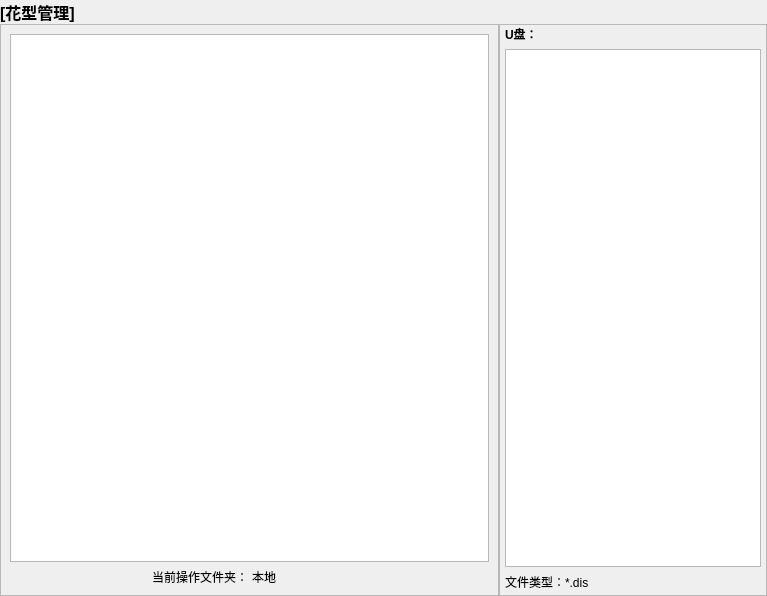
Above: frm/Frm_patternManage.ui from lvxiaowei/linux_lcCode before the change. Below: the same form after it.
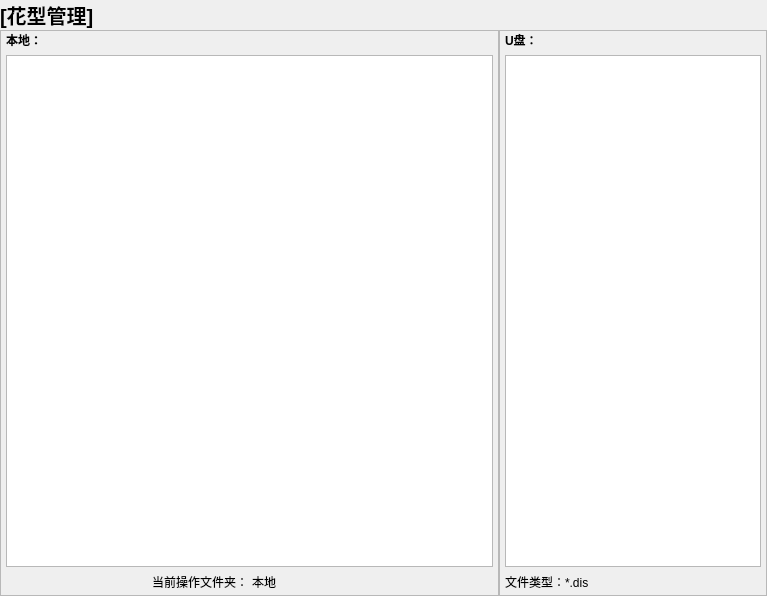
That is the form after the change.

Patch:
```diff
--- a/frm/Frm_patternManage.ui
+++ b/frm/Frm_patternManage.ui
@@ -36,7 +36,7 @@
     <widget class="QLabel" name="m_title">
      <property name="font">
       <font>
-       <pointsize>12</pointsize>
+       <pointsize>15</pointsize>
        <weight>75</weight>
        <bold>true</bold>
       </font>
@@ -76,8 +76,20 @@
          <property name="frameShadow">
           <enum>QFrame::Raised</enum>
          </property>
-         <layout class="QGridLayout" name="gridLayout_10" rowstretch="0,0">
-          <item row="0" column="0">
+         <layout class="QGridLayout" name="gridLayout_10" rowstretch="0,0,0">
+          <property name="leftMargin">
+           <number>5</number>
+          </property>
+          <property name="topMargin">
+           <number>0</number>
+          </property>
+          <property name="rightMargin">
+           <number>5</number>
+          </property>
+          <property name="bottomMargin">
+           <number>4</number>
+          </property>
+          <item row="1" column="0">
            <widget class="QTableWidget" name="m_tabPatManage">
             <property name="styleSheet">
              <string notr="true">QTableWidget:focus     
@@ -93,7 +105,7 @@
             </attribute>
            </widget>
           </item>
-          <item row="1" column="0">
+          <item row="2" column="0">
            <layout class="QHBoxLayout" name="horizontalLayout_2">
             <property name="spacing">
              <number>4</number>
@@ -117,6 +129,19 @@
             </item>
            </layout>
           </item>
+          <item row="0" column="0">
+           <widget class="QLabel" name="label_5">
+            <property name="font">
+             <font>
+              <weight>75</weight>
+              <bold>true</bold>
+             </font>
+            </property>
+            <property name="text">
+             <string>本地：</string>
+            </property>
+           </widget>
+          </item>
          </layout>
         </widget>
        </item>
```
